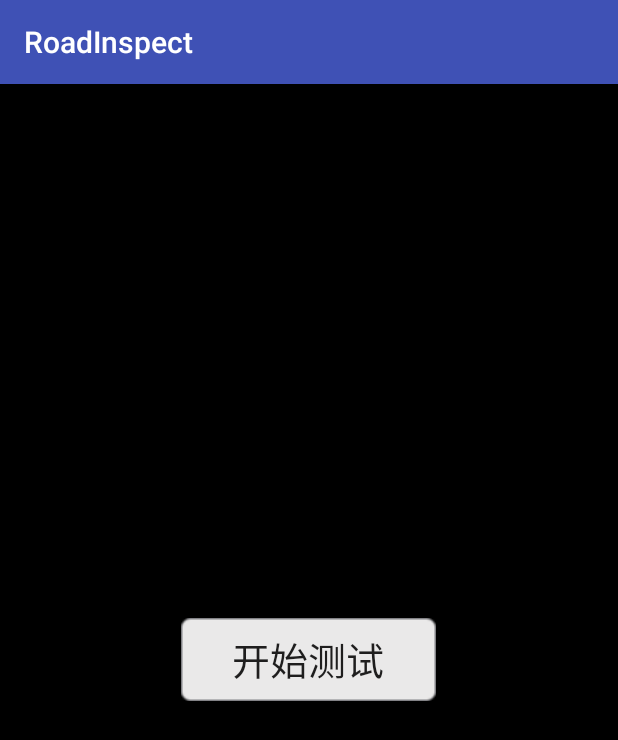
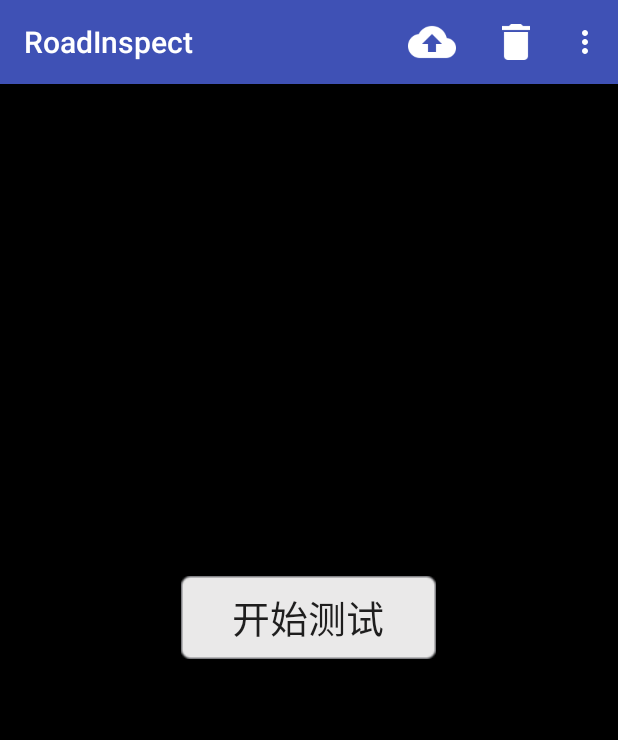
Before and after one commit to shuangjiang169/RoadInspect, an Android app: the MainActivity screen opened directly, with no data from a screen before it, on a phone screen of 412 x 824 dp. Shown: the top 740 px of the screen. Run offline under Robolectric (Android 15) with nearby library versions, the phone set to English and light mode, and no system bars.

Commit message:
add toolbar,there is three icon can show toast

```diff
--- a/app/src/main/AndroidManifest.xml
+++ b/app/src/main/AndroidManifest.xml
@@ -41,6 +41,7 @@
         </activity>
 
        <activity android:name=".MainActivity" />
+        android:label="Test"
        <activity android:name=".RegisterActivity" />
 
         <service android:name=".SensingFunction">
--- a/app/src/main/java/com/example/boyceng/roadinspect/MainActivity.java
+++ b/app/src/main/java/com/example/boyceng/roadinspect/MainActivity.java
@@ -12,16 +12,21 @@ import android.hardware.SensorEventListener;
 import android.hardware.SensorManager;
 import android.os.Environment;
 import android.os.IBinder;
+import android.support.v4.view.GravityCompat;
 import android.support.v7.app.AppCompatActivity;
 import android.os.Bundle;
 import android.util.Log;
+import android.view.Menu;
+import android.view.MenuItem;
 import android.view.View;
+import android.view.ViewConfiguration;
 import android.widget.Button;
 import android.widget.EditText;
 import android.widget.RelativeLayout;
 import android.widget.TextView;
 import android.content.BroadcastReceiver;
 import android.widget.Toast;
+import android.support.v7.widget.Toolbar;
 
 import com.example.boyceng.roadinspect.R;
 
@@ -29,6 +34,9 @@ import java.io.File;
 import java.io.FileInputStream;
 import java.io.FileOutputStream;
 import java.io.IOException;
+import java.lang.reflect.Field;
+
+
 
 
 public class MainActivity extends BaseActivity
@@ -39,14 +47,44 @@ public class MainActivity extends BaseActivity
     public static final String ACTION_UPDATEUI = "action.updateUI";
     UpdateUIBroadcastReceiver broadcastReceiver;
 
+    //以下是调用toolbar
+    public boolean onCreateOptionsMenu (Menu menu) {
+        getMenuInflater().inflate(R.menu.toolbar, menu);
+        return true;
+    }
+
+    @Override
+    public boolean onOptionsItemSelected(MenuItem item) {
+        switch (item.getItemId()) {
+            case R.id.backup:
+                Toast.makeText(this, "You clicked Backup", Toast.LENGTH_SHORT).show();
+                break;
+            case R.id.delete:
+                Toast.makeText(this, "You clicked Delete", Toast.LENGTH_SHORT).show();
+                break;
+            case R.id.settings:
+                Toast.makeText(this, "You clicked Settings", Toast.LENGTH_SHORT).show();
+                break;
+            default:
+        }
+        return true;
+    }
+
+
     @Override
     protected void onCreate(Bundle savedInstanceState) {
         super.onCreate(savedInstanceState);//实现布局
         Log.d("MainActivity"," oncreate");
         setContentView(R.layout.activity_main); //初始化布局
+        Toolbar toolbar = (Toolbar) findViewById(R.id.toolbar);
+        setSupportActionBar(toolbar);
         bn = (Button)findViewById(R.id.power);
         //et = (TextView)findViewById(R.id.view);
         is_on=false;
+
+
+
+
 
         try{
             File file = new File(Environment.getExternalStorageDirectory(), "train.svm.model");
@@ -207,6 +245,7 @@ public class MainActivity extends BaseActivity
         });
     }
 
+
     private class UpdateUIBroadcastReceiver extends BroadcastReceiver {
         @Override
         public void onReceive(Context context, Intent intent) {
--- a/app/src/main/res/layout/activity_main.xml
+++ b/app/src/main/res/layout/activity_main.xml
@@ -1,5 +1,12 @@
 <?xml version="1.0" encoding="utf-8"?>
-<RelativeLayout xmlns:android="http://schemas.android.com/apk/res/android"
+
+
+
+
+
+   <RelativeLayout
+
+          xmlns:android="http://schemas.android.com/apk/res/android"
       xmlns:tools="http://schemas.android.com/tools"
       android:id="@+id/background"
       android:layout_width="match_parent"
@@ -7,16 +14,17 @@
       android:background="#000000"
       tools:context="com.example.boyceng.roadinspector.MainActivity">
 
-    <!--
-    <TextView
-        android:id="@+id/view"
+    //toolbar显示
+
+    <android.support.v7.widget.Toolbar
+        android:id="@+id/toolbar"
         android:layout_width="match_parent"
-        android:layout_height="wrap_content"
-        android:text=""
-        android:layout_alignParentTop="true"
-        android:layout_centerHorizontal="true"
-        />
-        -->
+        android:layout_height="?attr/actionBarSize"
+        android:background="?attr/colorPrimary"
+        android:popupTheme="@style/ThemeOverlay.AppCompat.Light"
+        android:theme="@style/ThemeOverlay.AppCompat.Dark.ActionBar" />
+
+
 
     <Button
         android:id="@+id/power"
--- /dev/null
+++ b/app/src/main/res/menu/toolbar.xml
@@ -0,0 +1,20 @@
+<?xml version="1.0" encoding="utf-8"?>
+<menu xmlns:android="http://schemas.android.com/apk/res/android"
+    xmlns:andoid="http://schemas.android.com/apk/res-auto">
+    xmlns:android ="http://schemas.android.com/apk/res-auto">
+    <item
+        android:id="@+id/backup"
+        android:icon="@drawable/ic_backup"
+        android:title="Backup"
+        andoid:showAsAction="always"/>
+    <item
+        android:id="@+id/delete"
+        android:icon="@drawable/ic_delete"
+        android:title="Delete"
+        andoid:showAsAction="ifRoom" />
+    <item
+        android:id="@+id/settings"
+        android:icon="@drawable/ic_settings"
+        android:title="Settings"
+       andoid:showAsAction="never"/>
+</menu>
--- a/app/src/main/res/values/styles.xml
+++ b/app/src/main/res/values/styles.xml
@@ -1,7 +1,7 @@
 <resources>
 
     <!-- Base application theme. -->
-    <style name="AppTheme" parent="Theme.AppCompat.Light.DarkActionBar">
+    <style name="AppTheme" parent="Theme.AppCompat.Light.NoActionBar">
         <!-- Customize your theme here. -->
         <item name="colorPrimary">@color/colorPrimary</item>
         <item name="colorPrimaryDark">@color/colorPrimaryDark</item>
```
Also changed, not shown: app/src/main/res/drawable/ic_backup.png (added), app/src/main/res/drawable/ic_delete.png (added), app/src/main/res/drawable/ic_settings.png (added). Lines whose indentation alone changed are shown as unchanged.
